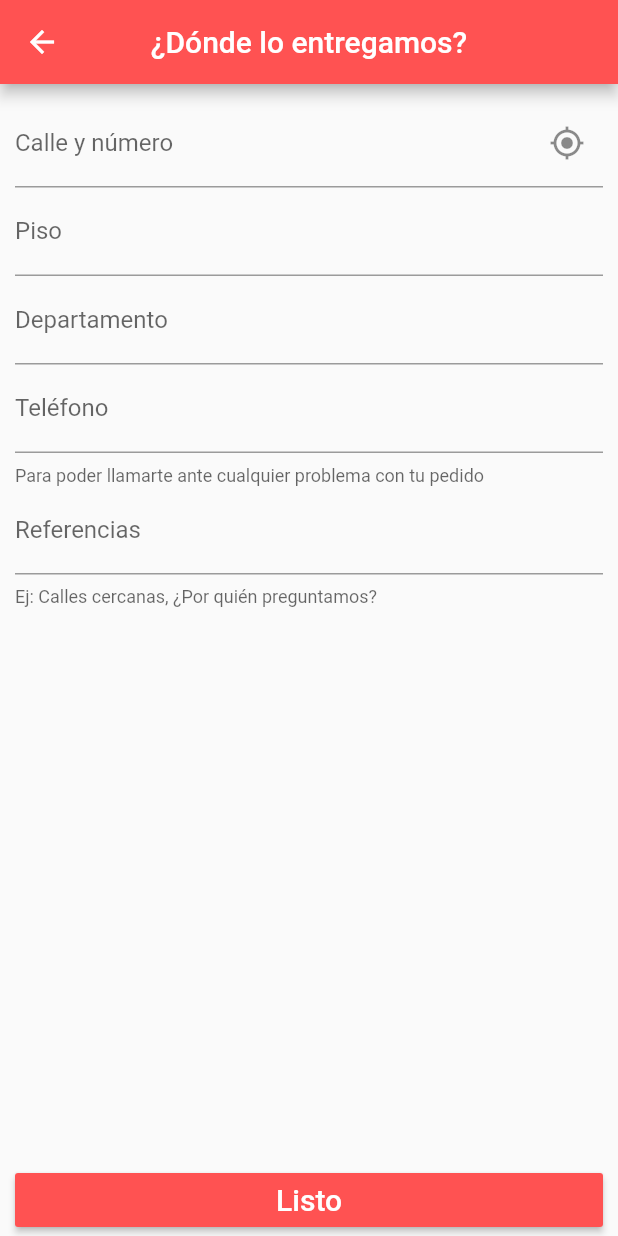
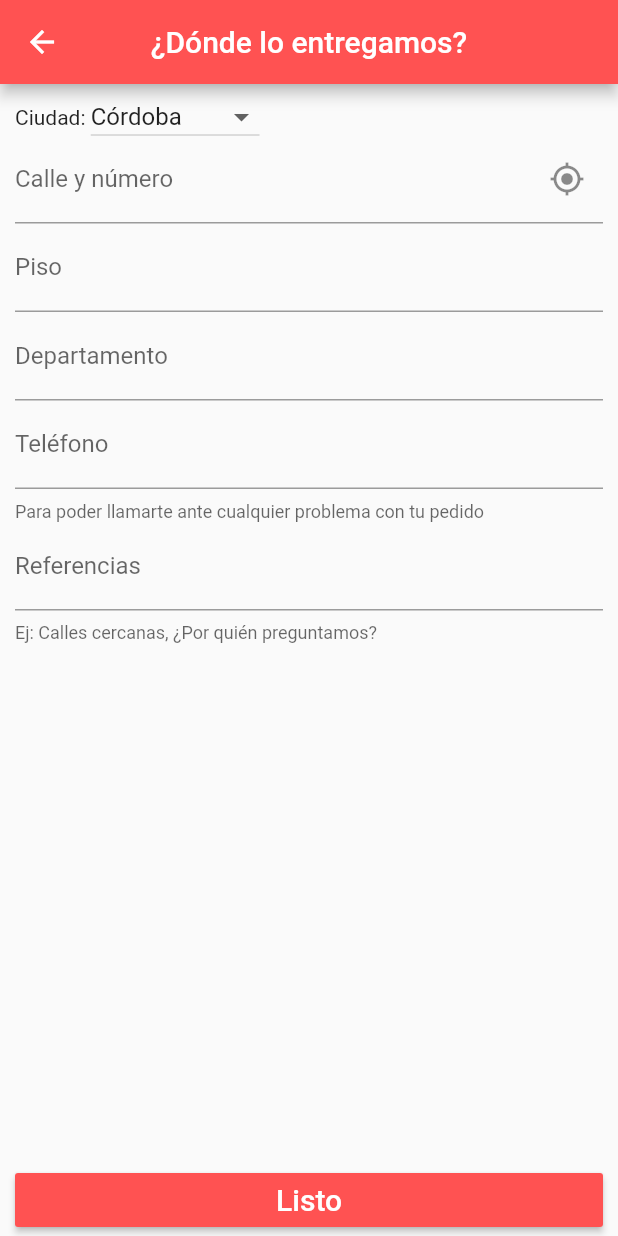
Before and after one commit to albarogarzon/Flutter_Delivery_Mobile_App, a Flutter app: the DondeLoEntregamosScreen screen opened directly, on a phone screen of 412 x 824 dp. Run offline on Flutter 3.47's test engine with Material 2 defaults, Android fonts, the phone set to English and light mode, and no system bars; our stand-ins replace file_picker, get, google_maps_flutter, image_picker; missing offline and left inert: google_maps_place_picker.

Commit message:
Adding Features

```diff
--- a/isw_implementacion_us_08_g5/lib/screens/pedir_lo_que_sea/DondeLoEntregamosScreen.dart
+++ b/isw_implementacion_us_08_g5/lib/screens/pedir_lo_que_sea/DondeLoEntregamosScreen.dart
@@ -27,6 +27,10 @@ class _DondeLoEntregamosScreenState extends State<DondeLoEntregamosScreen> {
 
   DeliveryAddressInformationValidator _validator;
   DeliveryAddressInformation _informacionEntrega;
+
+  var currentSelectedCity = "Córdoba";
+  var cities = ["Córdoba", "Rio Ceballos", "Villa Allende"];
+
   @override
   void initState() {
     _validator = Provider.of<DeliveryAddressInformationValidator>(context,
@@ -85,6 +89,27 @@ class _DondeLoEntregamosScreenState extends State<DondeLoEntregamosScreen> {
             Expanded(
               child: ListView(
                 children: [
+                  Row(
+                    children: [
+                      Text('Ciudad: '),
+                      DropdownButton<String>(
+                        hint: Text("Ciudad"),
+                        value: currentSelectedCity,
+                        isDense: true,
+                        onChanged: (newValue) {
+                          setState(() {
+                            currentSelectedCity = newValue;
+                          });
+                        },
+                        items: cities.map((String value) {
+                          return DropdownMenuItem<String>(
+                            value: value,
+                            child: Text(value),
+                          );
+                        }).toList(),
+                      ),
+                    ],
+                  ),
                   _buildForm(),
                 ],
               ),
```
